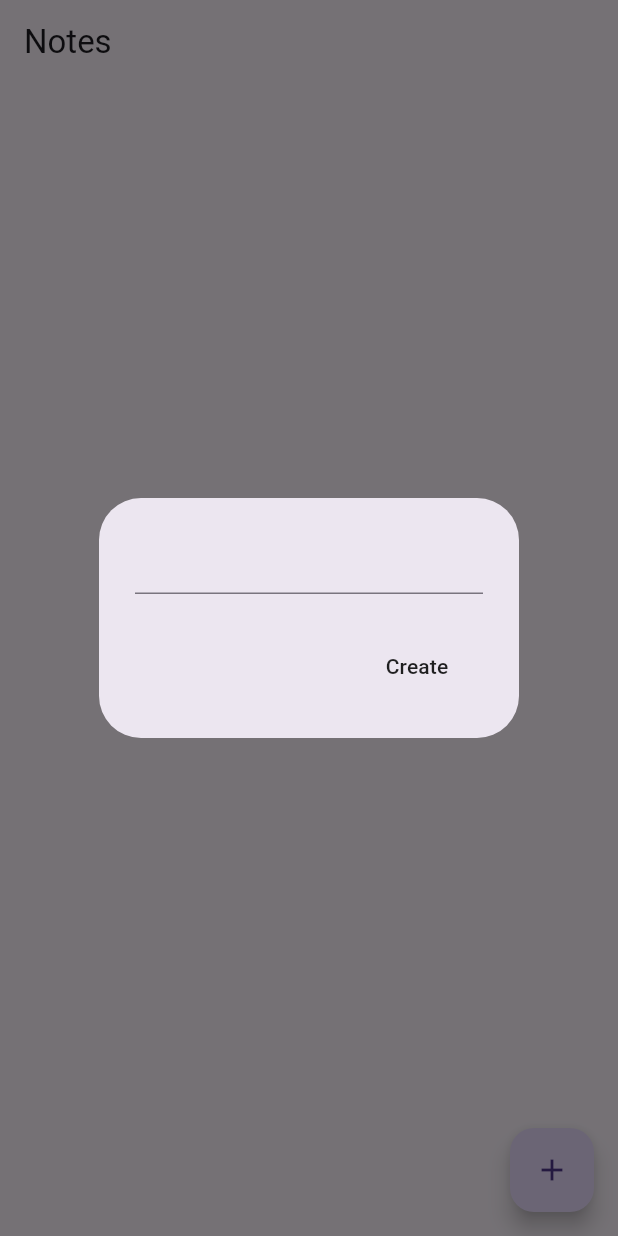
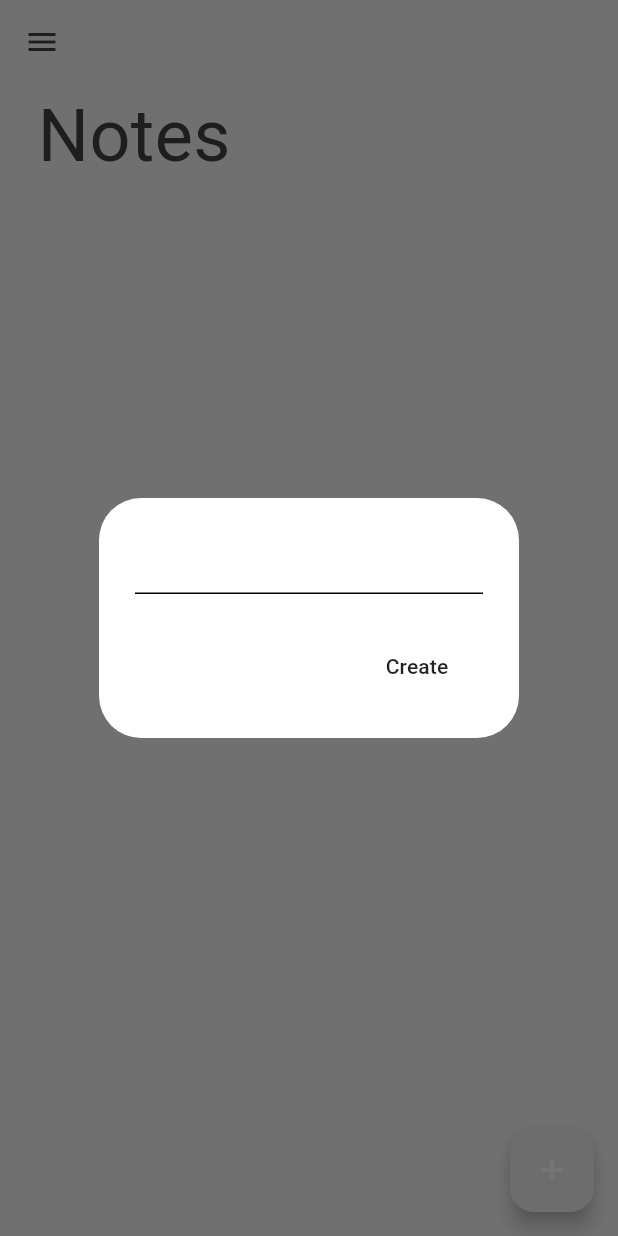
Before and after one commit to siporoz/notes-flutter-app-pet, a Flutter app: the screen it shows after launch, after a tap on the "add" icon, on a phone screen of 412 x 824 dp. Run offline on Flutter 3.47's test engine with Material 3 defaults, Android fonts, the phone set to English and light mode, and no system bars; our stand-ins replace google_fonts, isar; accounts and stored records are empty; generated files the repository leaves out were written again.

Commit message:
feat: Реализует подключение шрифтов и описание flutter themes

```diff
--- a/lib/main.dart
+++ b/lib/main.dart
@@ -1,6 +1,7 @@
 import 'package:flutter/material.dart';
 import 'package:minimal_notes_app/modals/note_database.dart';
 import 'package:minimal_notes_app/pages/notes_page.dart';
+import 'package:minimal_notes_app/theme/theme_provider.dart';
 import 'package:provider/provider.dart';
 
 void main() async {
@@ -9,9 +10,15 @@ void main() async {
   await NoteDatabase.inititialize();
 
   runApp(
-    ChangeNotifierProvider(
-      create: (context) => NoteDatabase(),
-      child: const MyApp(),
+    MultiProvider(
+    providers: [
+      // Note Provider
+      ChangeNotifierProvider(create: (context) => NoteDatabase()),
+
+      // Theme Provider
+      ChangeNotifierProvider(create: (context) => ThemeProvider()),
+    ],
+    child: const MyApp()
     )
   );
 }
@@ -21,9 +28,10 @@ class MyApp extends StatelessWidget {
 
   @override
   Widget build(BuildContext context) {
-    return const MaterialApp(
+    return MaterialApp(
       debugShowCheckedModeBanner: false,
-      home: NotesPage()
+      home: const NotesPage(),
+      theme: Provider.of<ThemeProvider>(context).themeData
     );
   }
 }
--- a/lib/pages/notes_page.dart
+++ b/lib/pages/notes_page.dart
@@ -1,4 +1,5 @@
 import 'package:flutter/material.dart';
+import 'package:google_fonts/google_fonts.dart';
 import 'package:minimal_notes_app/modals/note.dart';
 import 'package:minimal_notes_app/modals/note_database.dart';
 import 'package:provider/provider.dart';
@@ -98,13 +99,39 @@ class _NotesPageState extends State<NotesPage> {
     List<Note> currentNotes = noteDatabase.currentNotes;
 
     return Scaffold(
-      appBar: AppBar(title: const Text('Notes')),
+      appBar: AppBar(
+        elevation: 0,
+        backgroundColor: Colors.transparent,
+        foregroundColor: Theme.of(context).colorScheme.inversePrimary,
+      ),
+      backgroundColor: Theme.of(context).colorScheme.background,
       floatingActionButton: FloatingActionButton(
         onPressed: createNote,
         child: const Icon(Icons.add)
       ),
-      body: ListView.builder(
+      drawer: Drawer(),
+      body:
+        Column(
+          crossAxisAlignment: CrossAxisAlignment.start,
+          children: [
+            // PADDING
+            Padding(
+              padding: const EdgeInsets.only(left: 25.0),
+              child: Text(
+                'Notes',
+                style: GoogleFonts.dmSerifText(
+                  fontSize: 48,
+                  color: Theme.of(context).colorScheme.inversePrimary
+                )
+              ),
+            ),
+            // HEADING
+
+            // LIST OF NOTES
+            Expanded(
+              child: ListView.builder(
               itemCount: currentNotes.length,
+                shrinkWrap: true,
                 itemBuilder: (context, index) {
                   // get individual note
                   final note = currentNotes[index];
@@ -118,11 +145,14 @@ class _NotesPageState extends State<NotesPage> {
                         // edit btn
                         IconButton(onPressed: () => updateNote(note), icon: const Icon(Icons.edit)),
                         // delete btn
-                IconButton(onPressed: () => deleteNote(note.id), icon: const Icon(Icons.delete))
+                        IconButton(onPressed: () => deleteNote(note.id), icon: const Icon(Icons.delete ))
                       ],
                     ),
                   );
               })
+            )
+          ],
+        )
   );
   }
 }
--- /dev/null
+++ b/lib/theme/theme.dart
@@ -0,0 +1,26 @@
+import 'package:flutter/material.dart';
+
+// light mode
+ThemeData lightMode = ThemeData(
+  brightness: Brightness.light,
+  colorScheme: ColorScheme.light(
+    background: Colors.grey.shade100,
+    primary: Colors.grey.shade200,
+    secondary: Colors.grey.shade400,
+    inversePrimary: Colors.grey.shade800,
+  ),
+  listTileTheme: const ListTileThemeData(
+      iconColor: Colors.grey,
+    ),
+);
+
+// dark mode
+ThemeData darkMode = ThemeData(
+  brightness: Brightness.dark,
+  colorScheme: ColorScheme.dark(
+    background: Colors.grey.shade900,
+    primary: Colors.grey.shade800,
+    secondary: Colors.grey.shade700,
+    inversePrimary: Colors.grey.shade300,
+  ),
+);
--- /dev/null
+++ b/lib/theme/theme_provider.dart
@@ -0,0 +1,28 @@
+import 'package:flutter/material.dart';
+import 'package:minimal_notes_app/theme/theme.dart';
+
+class ThemeProvider with ChangeNotifier {
+  // initially, theme is light mode
+  ThemeData _themeData = lightMode;
+
+  // getter methods to access the theme from other parts of the code
+  ThemeData get themeData => _themeData;
+
+  // getter methods o check if we in dark mode
+  bool get isDarkMode => _themeData  == darkMode;
+
+  // setter Theme
+  set themeData(ThemeData themeData) {
+    _themeData = themeData;
+  }
+
+  // methods to toggle theme
+  void toggleTheme() {
+    if (_themeData == lightMode) {
+      themeData = darkMode;
+    }
+    else {
+      themeData = lightMode;
+    }
+  }
+}
--- a/pubspec.yaml
+++ b/pubspec.yaml
@@ -39,6 +39,7 @@ dependencies:
   isar_flutter_libs: ^3.1.0+1
   path_provider: ^2.1.2
   provider: ^6.1.1
+  google_fonts: ^6.1.0
 
 dev_dependencies:
   flutter_test:
```
Also changed, not shown: pubspec.lock. Lines whose indentation alone changed are shown as unchanged.
